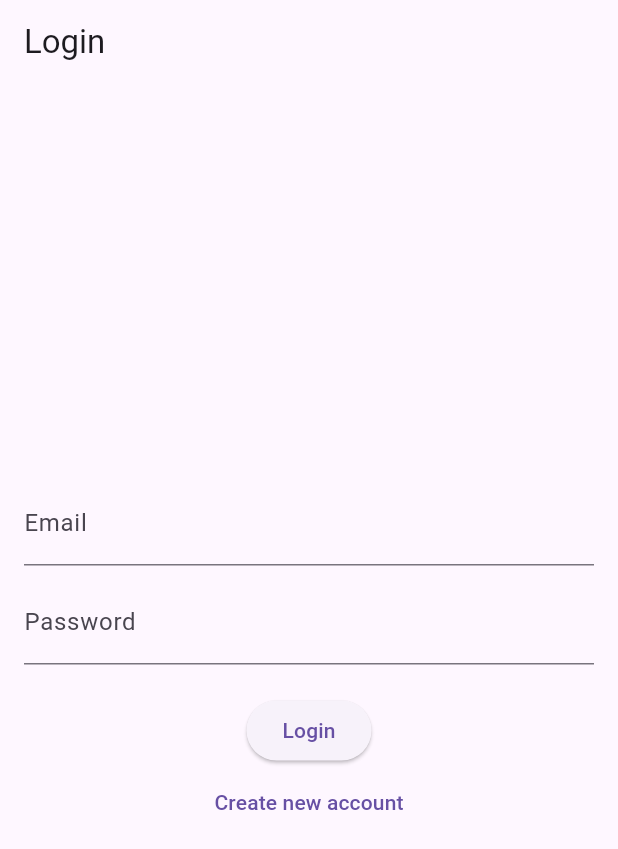
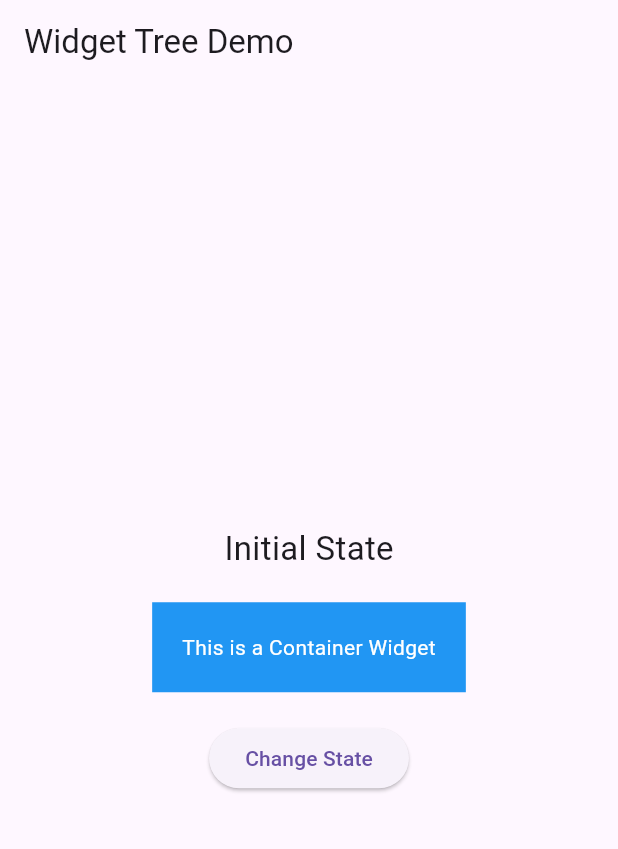
Before and after one commit to kalviumcommunity/S86-0126-Ignite-Building-Smart-Mobile-Experiences-with-Flutter-And-Firebase-Playon, a Flutter app: the screen it shows after launch, on a phone screen of 412 x 824 dp. Shown: the top 849 px of the screen. Run offline on Flutter 3.47's test engine with Material 3 defaults, Android fonts, the phone set to English and light mode, and no system bars; our stand-ins replace cloud_firestore, firebase_auth, firebase_core; accounts and stored records are empty.

Commit message:
completed work with widget tree

```diff
--- a/s86_0126_flutter_basics/lib/main.dart
+++ b/s86_0126_flutter_basics/lib/main.dart
@@ -3,6 +3,7 @@
 import 'firebase_options.dart';
 
 import 'screens/login_screen.dart';
+import 'screens/widget_tree_demo.dart';
 // import 'screens/responsive_home.dart'; // keep for later use if needed
 
 void main() async {
@@ -20,7 +21,7 @@
   Widget build(BuildContext context) {
     return const MaterialApp(
       debugShowCheckedModeBanner: false,
-      home: LoginScreen(), // 🔥 Start with Auth
+      home: const WidgetTreeDemo(), // 🔥 Start with Auth
     );
   }
 }
--- /dev/null
+++ b/s86_0126_flutter_basics/lib/screens/widget_tree_demo.dart
@@ -0,0 +1,50 @@
+import 'package:flutter/material.dart';
+
+class WidgetTreeDemo extends StatefulWidget {
+  const WidgetTreeDemo({super.key});
+
+  @override
+  State<WidgetTreeDemo> createState() => _WidgetTreeDemoState();
+}
+
+class _WidgetTreeDemoState extends State<WidgetTreeDemo> {
+  bool isActive = false;
+
+  @override
+  Widget build(BuildContext context) {
+    return Scaffold(
+      appBar: AppBar(
+        title: const Text("Widget Tree Demo"),
+      ),
+      body: Center(
+        child: Column(
+          mainAxisAlignment: MainAxisAlignment.center,
+          children: [
+            Text(
+              isActive ? "State Changed!" : "Initial State",
+              style: const TextStyle(fontSize: 22),
+            ),
+            const SizedBox(height: 20),
+            Container(
+              padding: const EdgeInsets.all(20),
+              color: isActive ? Colors.green : Colors.blue,
+              child: const Text(
+                "This is a Container Widget",
+                style: TextStyle(color: Colors.white),
+              ),
+            ),
+            const SizedBox(height: 20),
+            ElevatedButton(
+              onPressed: () {
+                setState(() {
+                  isActive = !isActive;
+                });
+              },
+              child: const Text("Change State"),
+            ),
+          ],
+        ),
+      ),
+    );
+  }
+}
```
Also changed, not shown: 1 other file.
